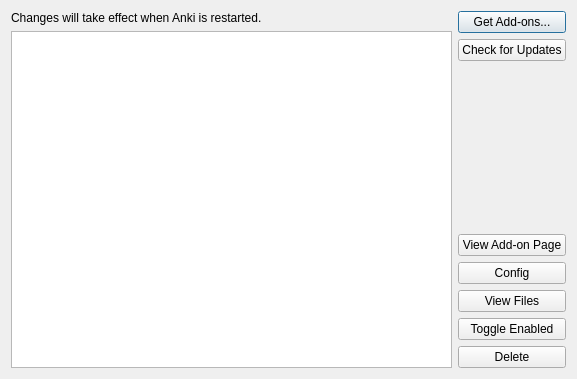
This is designer/addons.ui in ankitects/anki as Qt 5 draws it before an edit. The edited form follows.
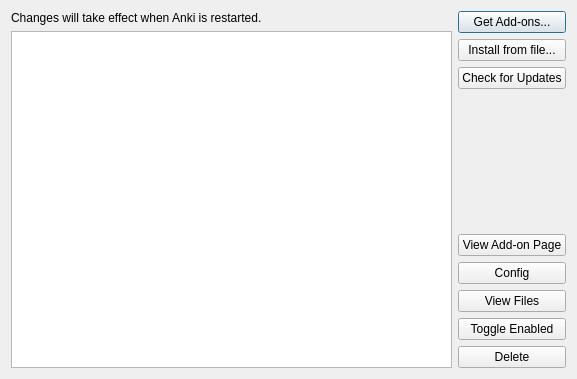
This is the edited form.

Commit message:
Ability to install add-ons from local add-on packages
Adds a new button to the add-on dialog that allows users to select
and install add-ons from local files.
Introduces APKX, a zip-based and manifest-backed filetype for
Anki add-on packages.

What changed in the file:
```diff
--- a/designer/addons.ui
+++ b/designer/addons.ui
@@ -47,6 +47,13 @@
        </property>
       </widget>
      </item>
+     <item>
+      <widget class="QPushButton" name="installFromFile">
+       <property name="text">
+        <string>Install from file...</string>
+       </property>
+      </widget>
+     </item>
      <item>
       <widget class="QPushButton" name="checkForUpdates">
        <property name="text">
```
The commit also changes 1 other file.
